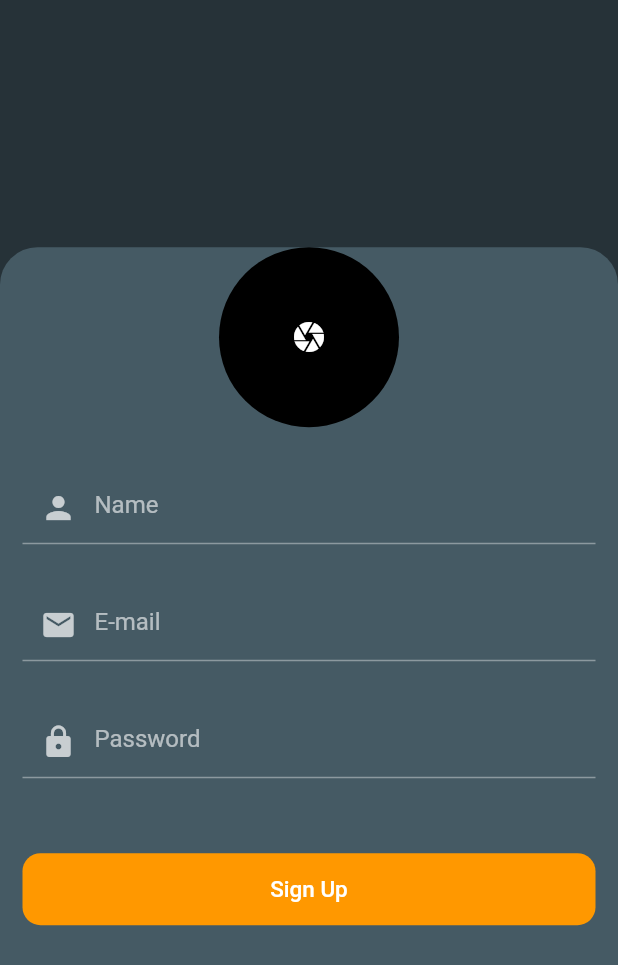
After one commit to Francisop/play, a Flutter app: the Register screen opened directly, on a phone screen of 412 x 824 dp. The commit adds this screen. Shown: the top 965 px of the screen. Run offline on Flutter 3.47's test engine with Material 2 defaults, Android fonts, the phone set to English and light mode, and no system bars; our stand-ins replace cached_network_image; missing offline and left inert: flutter_carousel_slider.

Commit message:
chore: registration

```diff
--- a/lib/style.dart
+++ /dev/null
@@ -1,2 +0,0 @@
-import 'package:flutter/material.dart';
-// TextStyle textStyle({}){
--- /dev/null
+++ b/lib/ui/auth/register.dart
@@ -0,0 +1,85 @@
+import 'package:flutter/material.dart';
+
+class Register extends StatefulWidget {
+  @override
+  _RegisterState createState() => _RegisterState();
+}
+
+class _RegisterState extends State<Register> {
+  @override
+  Widget build(BuildContext context) {
+    return Scaffold(
+        body: Stack(
+      children: [
+        Container(
+          color: Colors.blueGrey[900],
+          height: MediaQuery.of(context).size.height,
+        ),
+        Align(
+          alignment: Alignment.bottomCenter,
+          child: Container(
+            decoration: BoxDecoration(
+                color: Colors.blueGrey[700],
+                borderRadius: BorderRadius.only(
+                    topLeft: Radius.circular(25),
+                    topRight: Radius.circular(25))),
+            height: MediaQuery.of(context).size.height * 0.8,
+            child: Form(
+              child: Container(
+                padding: EdgeInsets.symmetric(horizontal: 15.0),
+                child: ListView(
+                  children: [
+                    Container(
+                      child: CircleAvatar(
+                        radius: 60.0,
+                        child: Icon(Icons.camera),
+                      ),
+                    ),
+                    SizedBox(
+                      height: 30,
+                    ),
+                    TextFormField(
+                      decoration: InputDecoration(
+                          hintText: 'Name', prefixIcon: Icon(Icons.person)),
+                    ),
+                    SizedBox(
+                      height: 30,
+                    ),
+                    TextFormField(
+                      decoration: InputDecoration(
+                          hintText: 'E-mail', prefixIcon: Icon(Icons.mail)),
+                    ),
+                    SizedBox(
+                      height: 30,
+                    ),
+                    TextFormField(
+                      obscureText: true,
+                      decoration: InputDecoration(
+                          hintText: 'Password', prefixIcon: Icon(Icons.lock)),
+                    ),
+                    SizedBox(
+                      height: 50,
+                    ),
+                    Container(
+                        decoration: BoxDecoration(
+                            color: Colors.orange,
+                            borderRadius: BorderRadius.circular(12)),
+                        width: MediaQuery.of(context).size.width * 0.8,
+                        child: TextButton(
+                          onPressed: () {},
+                          child: Text(
+                            'Sign Up',
+                            style:
+                                TextStyle(color: Colors.white, fontSize: 15.0),
+                          ),
+                        )),
+                  ],
+                ),
+              ),
+            ),
+          ),
+        ),
+      ],
+    ));
+  }
+}
--- a/lib/ui/onboarding/onboard_main.dart
+++ b/lib/ui/onboarding/onboard_main.dart
@@ -21,7 +21,7 @@ class _OnboardMainState extends State<OnboardMain> {
       children: [
         Onboard(carouselController),
         Onboard1(carouselController),
-        Onboard2()
+        Onboard2(carouselController)
       ],
       // enableAutoSlider: true,
       scrollPhysics: NeverScrollableScrollPhysics(),
```
Also changed, not shown: lib/main.dart (+2 -53 lines), lib/ui/onboarding/onboard.dart (+19 -7 lines), lib/ui/onboarding/onboard1.dart (+34 -11 lines), lib/ui/onboarding/onboard2.dart (+47 -51 lines).
